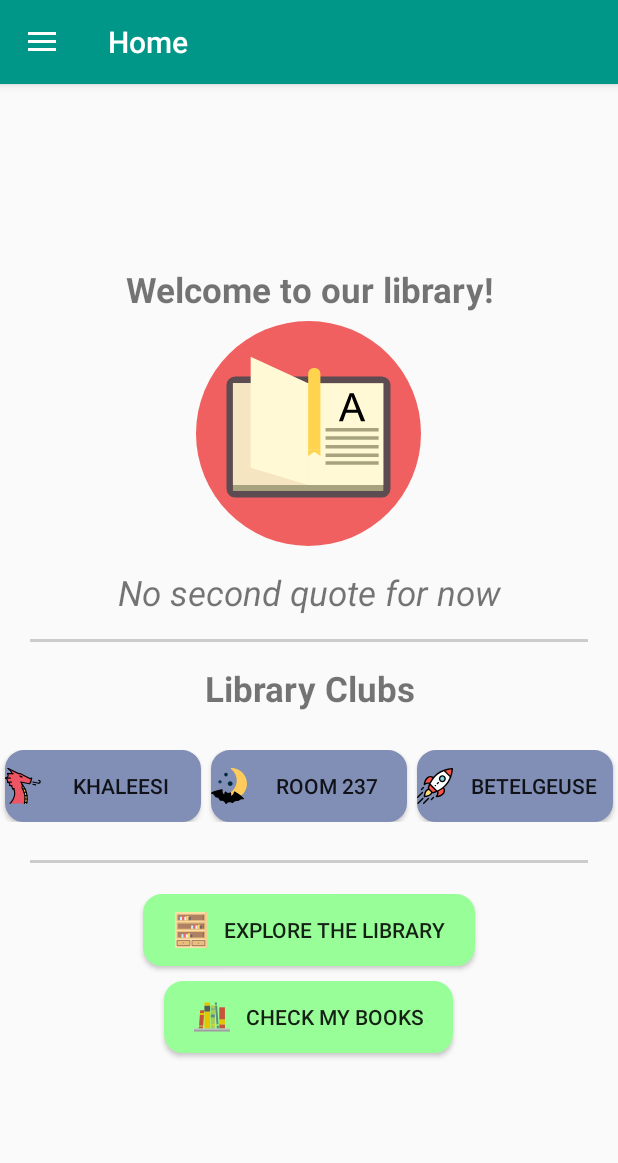
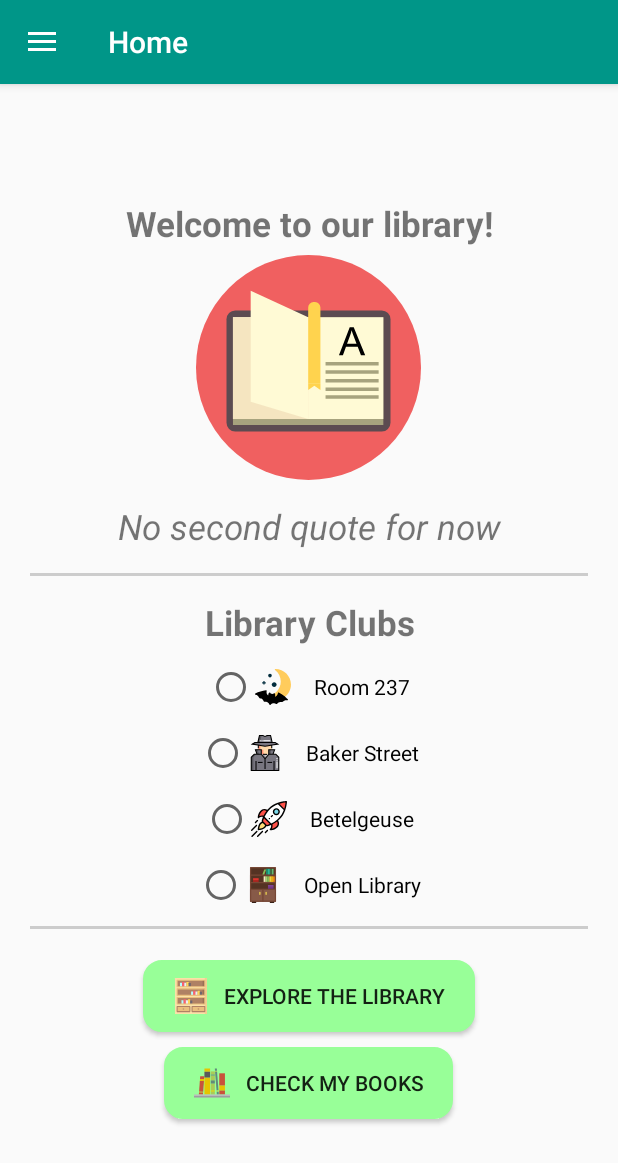
Before and after one commit to AminMekacher/LibraryManager, an Android app: the screen it shows after launch (MainActivity), on a phone screen of 412 x 824 dp. Shown: the top 1163 px of the screen. Run offline under Robolectric (Android 15) with nearby library versions, the phone set to English and light mode, and no system bars; our stand-ins replace Firebase (no records; nobody signed in at launch, a user with empty details on screens opened directly), Picasso; libraries missing offline, so code that uses them is left out: jp.wasabeef.picasso.

```diff
--- a/app/src/main/java/com/usermanager/BookClass.java
+++ b/app/src/main/java/com/usermanager/BookClass.java
@@ -16,6 +16,7 @@ public class BookClass {
     public String borrowed;
     public String dueDate;
     public long barcode;
+    public String genre;
 
     public String getTitle() {
         return title;
@@ -39,6 +40,10 @@ public class BookClass {
 
     public long getBarcode() {
         return barcode;
+    }
+
+    public String getGenre() {
+        return genre;
     }
 
     public void setTitle(String title) {
@@ -65,5 +70,9 @@ public class BookClass {
         this.barcode = barcode;
     }
 
+    public void setGenre(String genre) {
+        this.genre = genre;
+    }
+
 
 }
--- a/app/src/main/java/com/usermanager/CalendarActivity.java
+++ b/app/src/main/java/com/usermanager/CalendarActivity.java
@@ -84,23 +84,26 @@ public class CalendarActivity extends AppCompatActivity {
 
                 SimpleDateFormat dateFormat1 = new SimpleDateFormat("dd/MM/yyyy");
                 String dateSelected = dateFormat1.format(date);
+                index = 0;
 
                 if (dueDate.contains(date)) {
                     for (String dateString : dueDateString) {
                         try {
                             Date testDate = dateFormat.parse(dateString);
                             if (testDate.equals(date)) {
-                                index = dueDateString.indexOf(dateString);
+                                //index = dueDateString.indexOf(dateString);
                                 titleDate.add(bookTitleList.get(index));
                             }
                         } catch (ParseException e) {
                             e.printStackTrace();
                         }
 
+                        index ++;
+
                     }
 
                     if (titleDate != null) {
-                        bookListView = android.text.TextUtils.join(",", titleDate);
+                        bookListView = android.text.TextUtils.join(", ", titleDate);
                         dueBookText.setText("Books due for the " + dateSelected + " : \n" + bookListView);
                         dueBookText.setVisibility(View.VISIBLE);
                     }
--- a/app/src/main/java/com/usermanager/Dummy_Fragment.java
+++ b/app/src/main/java/com/usermanager/Dummy_Fragment.java
@@ -4,11 +4,15 @@ import android.content.Intent;
 import android.os.Bundle;
 import android.support.annotation.Nullable;
 import android.support.v4.app.Fragment;
+import android.util.Log;
 import android.view.LayoutInflater;
 import android.view.View;
 import android.view.ViewGroup;
 import android.widget.Button;
+import android.widget.RadioButton;
+import android.widget.RadioGroup;
 import android.widget.TextView;
+import android.widget.RadioGroup.OnCheckedChangeListener;
 
 import com.google.firebase.auth.UserProfileChangeRequest;
 import com.usermanager_demo.R;
@@ -28,13 +32,19 @@ public class Dummy_Fragment extends Fragment {
     private Button libraryButton;
     private Button checkBooksButton;
 
+    private String selectedClub;
+
+    private RadioGroup radioGroup;
+
+    //private Button scifiClub, mysteryClub, horrorClub;
+
     public Dummy_Fragment() {
     }
 
     @Nullable
     @Override
     public View onCreateView(LayoutInflater inflater, ViewGroup container, Bundle savedInstanceState) {
-        View view = inflater.inflate(R.layout.dummy_fragment, container, false);
+        final View view = inflater.inflate(R.layout.dummy_fragment, container, false);
 
         quoteView = view.findViewById(R.id.quoteView);
 
@@ -45,6 +55,7 @@ public class Dummy_Fragment extends Fragment {
             @Override
             public void onClick(View view) {
                 Intent intent = new Intent(getActivity(), LibraryActivity.class);
+                intent.putExtra("Selected Club", selectedClub);
                 getActivity().startActivity(intent);
             }
         });
@@ -55,6 +66,30 @@ public class Dummy_Fragment extends Fragment {
             public void onClick(View view) {
                 Intent intent = new Intent(getActivity(), UserBooksActivity.class);
                 getActivity().startActivity(intent);
+            }
+        });
+
+        // Radio Buttons Listener
+
+        radioGroup = view.findViewById(R.id.radioGroup);
+        radioGroup.setOnCheckedChangeListener(new OnCheckedChangeListener() {
+            @Override
+            public void onCheckedChanged(RadioGroup radioGroup, int i) {
+
+                final RadioButton horrorRadio = view.findViewById(R.id.horrorRadio);
+                final RadioButton mysteryRadio = view.findViewById(R.id.mysteryRadio);
+                final RadioButton scifiRadio = view.findViewById(R.id.scifiRadio);
+                final RadioButton libraryRadio = view.findViewById(R.id.libraryRadio);
+
+                if (horrorRadio.isChecked()) {
+                    selectedClub = "Horror";
+                } else if (mysteryRadio.isChecked()) {
+                    selectedClub = "Mystery";
+                } else if (scifiRadio.isChecked()) {
+                    selectedClub = "Science-Fiction";
+                } else {
+                    selectedClub = null;
+                }
             }
         });
 
--- a/app/src/main/java/com/usermanager/LibraryActivity.java
+++ b/app/src/main/java/com/usermanager/LibraryActivity.java
@@ -47,6 +47,8 @@ public class LibraryActivity extends AppCompatActivity {
     ImageView scanBarcode;
     boolean barcodeFilter;
 
+    private String selectedClub;
+
     private FirebaseUser firebaseUser;
     private FirebaseAuth mAuth;
     private static String mUsername;
@@ -67,6 +69,10 @@ public class LibraryActivity extends AppCompatActivity {
             mUsername = firebaseUser.getDisplayName();
         }
 
+        if (getIntent().hasExtra("Selected Club")) {
+            selectedClub = getIntent().getStringExtra("Selected Club");
+        }
+
         myRef.addValueEventListener(new ValueEventListener() {
 
             @Override
@@ -85,11 +91,16 @@ public class LibraryActivity extends AppCompatActivity {
                     String dueDate = value.getDueDate();
                     String userWaiting = dataSnapshot1.child("waitingList").child("0").getValue(String.class);
                     long barcode = value.getBarcode();
+                    String genre = value.getGenre();
 
                     String coverURL = dataSnapshot1.child("cover").getValue(String.class);
 
-                    if (borrowedState.equals("False") && userWaiting.equals(mUsername)) { // The book is free and the user is waiting for it
-                        sendNotificationWaiting(title);
+                    if (userWaiting != null) {
+
+                        if (borrowedState.equals("False") && userWaiting.equals(mUsername)) { // The book is free and the user is waiting for it
+                            sendNotificationWaiting(title);
+                        }
+
                     }
 
                     fire.setAuthor(author);
@@ -99,7 +110,13 @@ public class LibraryActivity extends AppCompatActivity {
                     fire.setDueDate(dueDate);
                     fire.setBarcode(barcode);
 
-                    bookClassList.add(fire);
+                    if (selectedClub != null) {
+                        if (genre.equals(selectedClub)) {
+                            bookClassList.add(fire);
+                        }
+                    } else {
+                        bookClassList.add(fire);
+                    }
 
                 }
 
@@ -197,7 +214,7 @@ public class LibraryActivity extends AppCompatActivity {
                         if (borrowedState.equals("False")) {
                             // The book is currently free: borrow it?
 
-                            AlertDialog.Builder builder = new AlertDialog.Builder(getApplicationContext());
+                            AlertDialog.Builder builder = new AlertDialog.Builder(LibraryActivity.this);
 
                             builder.setTitle("Book available!");
                             builder.setMessage("This book is currently available. Do you want to" +
@@ -224,7 +241,7 @@ public class LibraryActivity extends AppCompatActivity {
                         } else {
                             // The book is currently borrowed by someone else: join the waiting list?
 
-                            AlertDialog.Builder builder = new AlertDialog.Builder(getApplicationContext());
+                            AlertDialog.Builder builder = new AlertDialog.Builder(LibraryActivity.this);
 
                             builder.setTitle("Book not available");
                             builder.setMessage("This book is currently not available. Do you want to" +
--- /dev/null
+++ b/app/src/main/res/drawable/bookshelves.xml
@@ -0,0 +1,33 @@
+<vector android:height="24dp" android:viewportHeight="58.0"
+    android:viewportWidth="58.0" android:width="24dp" xmlns:android="http://schemas.android.com/apk/res/android">
+    <path android:fillColor="#553323" android:pathData="M9,1h40v54h-40z"
+        android:strokeColor="#774836" android:strokeLineJoin="round" android:strokeWidth="2"/>
+    <path android:fillColor="#382016" android:pathData="M11,55h7v3h-7z"/>
+    <path android:fillColor="#382016" android:pathData="M40,55h7v3h-7z"/>
+    <path android:fillColor="#875A48"
+        android:pathData="M9,36h20v19h-20z"
+        android:strokeColor="#774836" android:strokeLineJoin="round" android:strokeWidth="2"/>
+    <path android:fillColor="#875A48"
+        android:pathData="M29,36h20v19h-20z"
+        android:strokeColor="#774836" android:strokeLineJoin="round" android:strokeWidth="2"/>
+    <path android:fillColor="#553323"
+        android:pathData="M9,13h40v12h-40z"
+        android:strokeColor="#774836" android:strokeLineJoin="round" android:strokeWidth="2"/>
+    <path android:fillColor="#F0D64E" android:pathData="M34,45c-0.55,0 -1,-0.45 -1,-1v-3c0,-0.55 0.45,-1 1,-1s1,0.45 1,1v3C35,44.55 34.55,45 34,45z"/>
+    <path android:fillColor="#F0D64E" android:pathData="M24,45c-0.55,0 -1,-0.45 -1,-1v-3c0,-0.55 0.45,-1 1,-1s1,0.45 1,1v3C25,44.55 24.55,45 24,45z"/>
+    <path android:fillColor="#61B872" android:pathData="M43,3h3v9h-3z"/>
+    <path android:fillColor="#3D6F44" android:pathData="M40,3h3v9h-3z"/>
+    <path android:fillColor="#26B99A" android:pathData="M37,3h3v9h-3z"/>
+    <path android:fillColor="#1A9172" android:pathData="M34,3h3v9h-3z"/>
+    <path android:fillColor="#ED8A19" android:pathData="M45,15h3v9h-3z"/>
+    <path android:fillColor="#EBBA16" android:pathData="M42,15h3v9h-3z"/>
+    <path android:fillColor="#EFCE4A" android:pathData="M39,15h3v9h-3z"/>
+    <path android:fillColor="#88C057" android:pathData="M36,15h3v9h-3z"/>
+    <path android:fillColor="#A4D873" android:pathData="M33,15h3v9h-3z"/>
+    <path android:fillColor="#F2ECBF" android:pathData="M30,15h3v9h-3z"/>
+    <path android:fillColor="#B02721" android:pathData="M13,21h9v3h-9z"/>
+    <path android:fillColor="#DD352E" android:pathData="M13,18h9v3h-9z"/>
+    <path android:fillColor="#75348B" android:pathData="M37,32h9v3h-9z"/>
+    <path android:fillColor="#814494" android:pathData="M37,29h9v3h-9z"/>
+    <path android:fillColor="#88C057" android:pathData="M31,12l-3,0l3,-8l3,0z"/>
+</vector>
--- /dev/null
+++ b/app/src/main/res/drawable/detective.xml
@@ -0,0 +1,27 @@
+<vector android:height="24dp" android:viewportHeight="512.0"
+    android:viewportWidth="512.0" android:width="24dp" xmlns:android="http://schemas.android.com/apk/res/android">
+    <path android:fillColor="#787680" android:pathData="m452,504.5v-187.1l-42.3,-42.3h-306.6c-16.5,16.5 -25.8,25.8 -42.4,42.3v187.1zM452,504.5"/>
+    <path android:fillColor="#787680" android:pathData="m358,106.8h-203.3l22.7,-99.3h49l30,14.2 30,-14.2h49zM358,106.8"/>
+    <path android:fillColor="#787680" android:pathData="m438.8,129.7 l-182.6,29.3 -182.6,-29.3 38.9,-22.9h287.3zM438.8,129.7"/>
+    <path android:fillColor="#787680" android:pathData="m203.3,208.3h-83.3l23.3,66.7h60zM203.3,208.3"/>
+    <path android:fillColor="#787680" android:pathData="m309.3,208.3h83.3l-23.3,66.7h-60zM309.3,208.3"/>
+    <path android:fillColor="#c6c5ca" android:pathData="m256.3,340 l-53,-64.9h106zM256.3,340"/>
+    <path android:fillColor="#ffdaaa" android:pathData="m309.3,208.3h42.4v-64.6l-95.4,15.3 -95.4,-15.3v64.6h42.4v49.2c3.5,3.5 13.6,13.6 17.5,17.5h71l17.5,-17.5zM309.3,208.3"/>
+    <path android:fillColor="#57565c" android:pathData="m133,275.1h-30c-16.5,16.5 -25.8,25.8 -42.4,42.3v187.1h30v-187.1c16.5,-16.5 25.8,-25.8 42.4,-42.3zM133,275.1"/>
+    <path android:fillColor="#57565c" android:pathData="m286.3,21.7 l30,-14.2h-30l-15,7.1zM286.3,21.7"/>
+    <path android:fillColor="#57565c" android:pathData="m177.3,7.5 l-22.7,99.3h30l22.7,-99.3zM177.3,7.5"/>
+    <path android:fillColor="#57565c" android:pathData="m103.7,129.7 l38.9,-22.9h-30l-38.9,22.9 182.6,29.3 15,-2.4zM103.7,129.7"/>
+    <path android:fillColor="#57565c" android:pathData="m120,208.3 l23.3,66.7h30l-23.3,-66.7zM120,208.3"/>
+    <path android:fillColor="#57565c" android:pathData="m309.3,208.3h30v66.7h-30zM309.3,208.3"/>
+    <path android:fillColor="#898890" android:pathData="m233.3,275.1h-30l53,64.9 15,-18.4zM233.3,275.1"/>
+    <path android:fillColor="#ff9478" android:pathData="m286.3,159 l65.4,-10.5v-4.8l-80.4,12.9zM286.3,159"/>
+    <path android:fillColor="#ff9478" android:pathData="m233.3,257.5v-49.2h-30v49.2c3.5,3.5 13.6,13.6 17.5,17.5h30c-4,-4 -14,-14 -17.5,-17.5zM233.3,257.5"/>
+    <path android:fillColor="#ff9478" android:pathData="m160.9,143.7v64.6h30v-59.8zM160.9,143.7"/>
+    <path android:fillColor="#FF000000" android:pathData="m228.3,267.6h56v15h-56zM228.3,267.6"/>
+    <path android:fillColor="#FF000000" android:pathData="m379.9,267.6 l23.3,-66.7h-101.4v71.6l-45.5,55.8 -45.5,-55.8v-71.6h-101.4l23.3,66.7h-32.9l-46.7,46.7v197.7h406.3v-197.7l-46.7,-46.7zM316.8,215.8h65.3l-18.1,51.7h-47.2zM130.5,215.8h65.3v51.7h-47.2zM444.5,497h-52.5v-127.1h-15v127.1h-241.3v-127.1h-15v127.1h-52.5v-176.5l38,-38h93.7l49.1,60.1v141.8h15v-141.8l49.1,-60.1h93.7l38,38zM444.5,497"/>
+    <path android:fillColor="#FF000000" android:pathData="m155.2,382.3h66.7v15h-66.7zM155.2,382.3"/>
+    <path android:fillColor="#FF000000" android:pathData="m290.7,382.3h66.7v15h-66.7zM290.7,382.3"/>
+    <path android:fillColor="#FF000000" android:pathData="m153.4,188.3h15v-35.8l87.9,14.1 87.9,-14.1v35.8h15v-38.2l101.4,-16.3 -58.6,-34.5h-38.1l-22.7,-99.3h-56.7l-28.3,13.4 -28.3,-13.4h-56.7l-22.7,99.3h-38.1l-58.6,34.5 101.4,16.3zM183.3,15h41.3l31.7,15 31.7,-15h41.3l19.2,84.3h-184.5zM114.7,114.3h283.2l19.2,11.3 -160.8,25.9 -160.8,-25.9zM114.7,114.3"/>
+    <path android:fillColor="#fff" android:pathData="m434.5,472.5h-15v-94.7h15zM434.5,367.8h-15v-15h15zM434.5,342.8h-15v-15h15zM434.5,342.8"/>
+    <path android:fillColor="#fff" android:pathData="m331.3,89.3h-100v-15h100zM221.3,89.3h-15v-15h15zM196.3,89.3h-15v-15h15zM196.3,89.3"/>
+</vector>
--- a/app/src/main/res/drawable/rounded_button.xml
+++ b/app/src/main/res/drawable/rounded_button.xml
@@ -19,4 +19,25 @@
         </shape>
     </item>
 
+    <item android:state_pressed="true" >
+        <shape android:shape ="rectangle" >
+
+            <stroke
+                android:height=".0dip"
+                android:width="1.0dip"
+                android:color="@color/greenCalendar" />
+
+            <solid android:color="@color/greenCalendar" />
+
+            <corners
+                android:bottomLeftRadius="12.0dip"
+                android:bottomRightRadius="12.0dip"
+                android:radius="12.0dip"
+                android:topLeftRadius="12.0dip"
+                android:topRightRadius="12.0dip" />
+        </shape>
+
+
+    </item>
+
 </selector>
--- a/app/src/main/res/layout/activity_calendar.xml
+++ b/app/src/main/res/layout/activity_calendar.xml
@@ -5,10 +5,6 @@
     android:layout_width="match_parent"
     android:layout_height="match_parent"
     tools:context="com.usermanager.CalendarActivity">
-
-    <include
-        android:id="@+id/main_toolbar"
-        layout="@layout/toolbar" />
 
     <FrameLayout
         android:id="@+id/calendar1"
--- a/app/src/main/res/layout/dummy_fragment.xml
+++ b/app/src/main/res/layout/dummy_fragment.xml
@@ -2,7 +2,9 @@
 <ScrollView xmlns:android="http://schemas.android.com/apk/res/android"
     android:layout_width="match_parent"
     android:layout_height="match_parent"
-    android:fillViewport="true">
+    android:fillViewport="true"
+    xmlns:tools="http://schemas.android.com/tools"
+    tools:context="com.usermanager.Dummy_Fragment">
 
     <LinearLayout
         android:layout_width="match_parent"
@@ -60,23 +62,60 @@
             android:textSize="23sp"
             android:textStyle="bold" />
 
-        <LinearLayout
+        <RadioGroup
+            android:id="@+id/radioGroup"
+            android:layout_width="match_parent"
+            android:layout_height="wrap_content"
+            android:gravity="center"
+            android:orientation="vertical">
+
+            <RadioButton
+                android:id="@+id/horrorRadio"
+                android:layout_width="wrap_content"
+                android:layout_height="wrap_content"
+                android:drawableLeft="@drawable/horror"
+                android:drawablePadding="15dp"
+                android:paddingBottom="10dp"
+                android:paddingTop="10dp"
+                android:text="Room 237" />
+
+            <RadioButton
+                android:id="@+id/mysteryRadio"
+                android:layout_width="wrap_content"
+                android:layout_height="wrap_content"
+                android:drawableLeft="@drawable/detective"
+                android:drawablePadding="15dp"
+                android:paddingBottom="10dp"
+                android:paddingTop="10dp"
+                android:text="Baker Street" />
+
+            <RadioButton
+                android:id="@+id/scifiRadio"
+                android:layout_width="wrap_content"
+                android:layout_height="wrap_content"
+                android:drawableLeft="@drawable/space"
+                android:drawablePadding="15dp"
+                android:paddingBottom="10dp"
+                android:paddingTop="10dp"
+                android:text="Betelgeuse" />
+
+            <RadioButton
+                android:id="@+id/libraryRadio"
+                android:layout_width="wrap_content"
+                android:layout_height="wrap_content"
+                android:drawableLeft="@drawable/bookshelves"
+                android:drawablePadding="15dp"
+                android:paddingBottom="10dp"
+                android:paddingTop="10dp"
+                android:text="Open Library"/>
+        </RadioGroup>
+
+        <!--<LinearLayout
             android:layout_width="match_parent"
             android:layout_height="wrap_content"
             android:orientation="horizontal"
             android:paddingBottom="20dp"
             android:paddingTop="20dp">
-
-            <Button
-                android:id="@+id/fantasyClub"
-                android:layout_width="0dp"
-                android:layout_height="wrap_content"
-                android:layout_marginLeft="3dp"
-                android:layout_marginRight="3dp"
-                android:layout_weight="1"
-                android:background="@drawable/rounded_button"
-                android:drawableLeft="@drawable/ic_dragon"
-                android:text="Khaleesi" />
 
             <Button
                 android:id="@+id/horrorClub"
@@ -90,6 +129,17 @@
                 android:text="Room 237" />
 
             <Button
+                android:id="@+id/mysteryClub"
+                android:layout_width="0dp"
+                android:layout_height="wrap_content"
+                android:layout_marginLeft="3dp"
+                android:layout_marginRight="3dp"
+                android:layout_weight="1"
+                android:background="@drawable/rounded_button"
+                android:drawableLeft="@drawable/detective"
+                android:text="Baker Street" />
+
+            <Button
                 android:id="@+id/scifiClub"
                 android:layout_width="0dp"
                 android:layout_height="wrap_content"
@@ -99,7 +149,7 @@
                 android:background="@drawable/rounded_button"
                 android:drawableLeft="@drawable/space"
                 android:text="Betelgeuse" />
-        </LinearLayout>
+        </LinearLayout> -->
 
         <View
             android:layout_width="match_parent"
```
